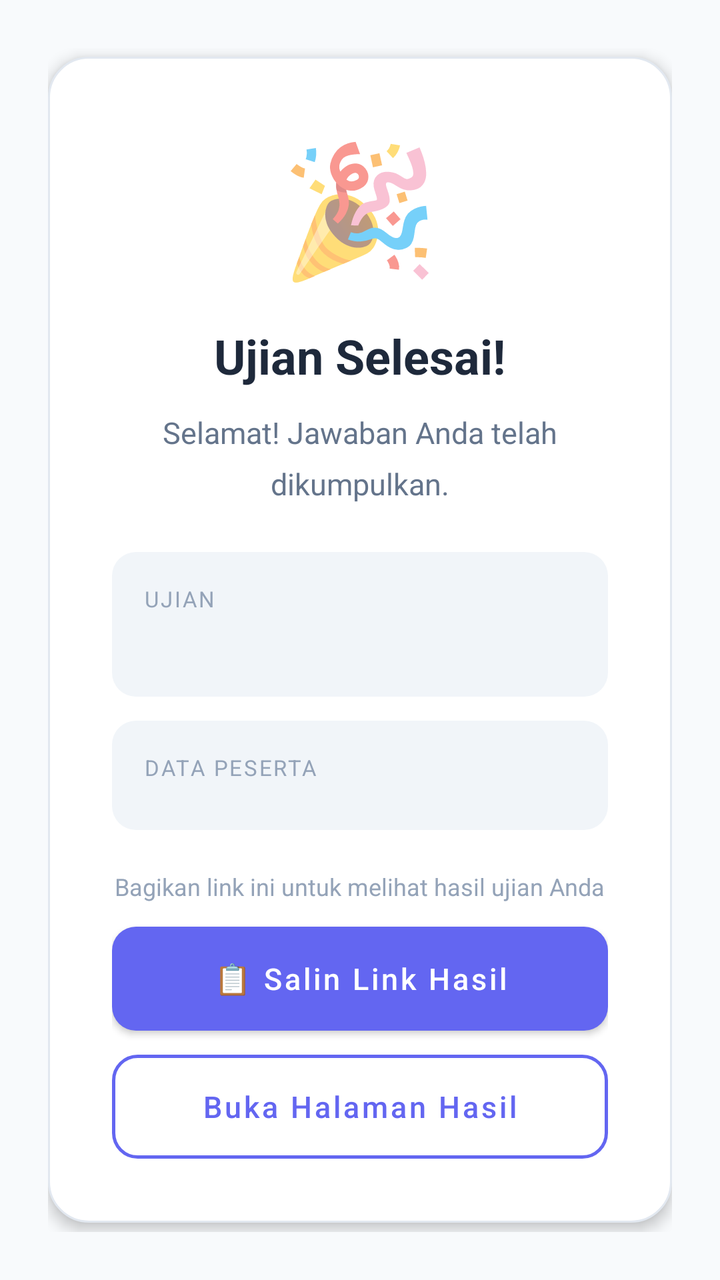
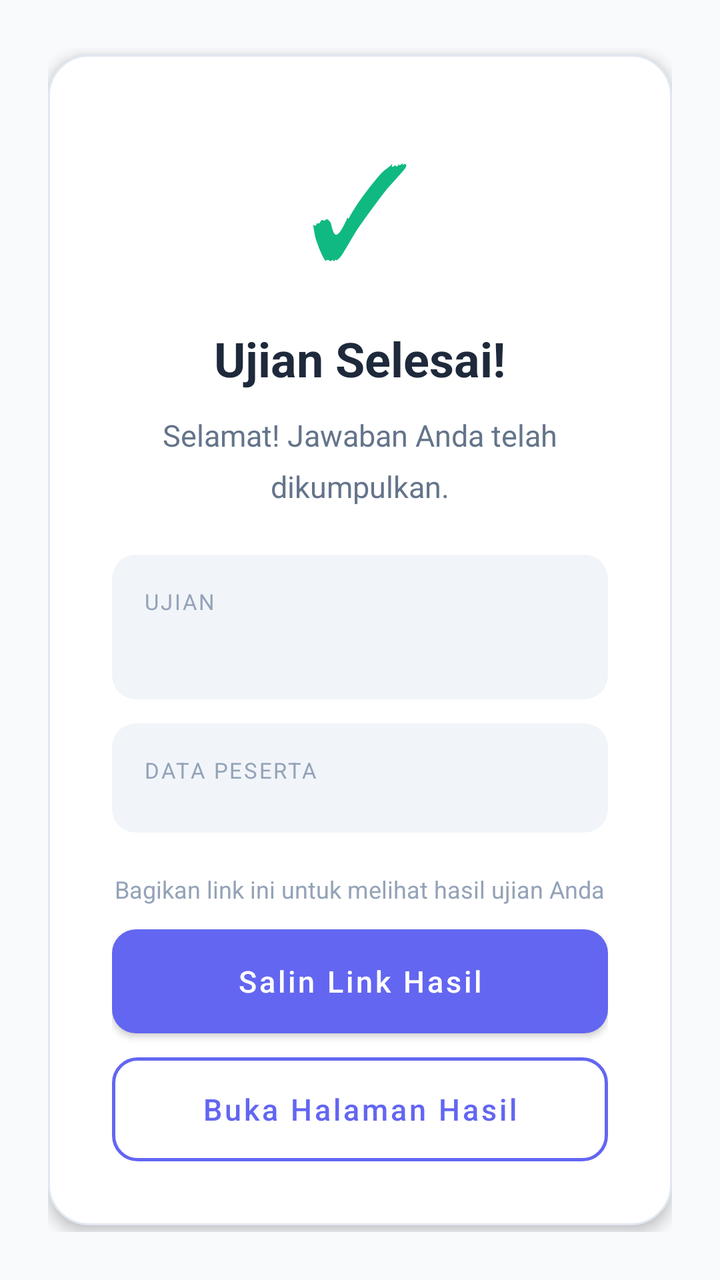

Before-and-after screenshots of an Android layout around one commit, followed by the original layout XML and the change that was made.
<!-- AndroidManifest.xml: application theme Theme.ExamVan -->
<!-- res/layout/activity_congratulations.xml -->
<?xml version="1.0" encoding="utf-8"?>
<androidx.constraintlayout.widget.ConstraintLayout
    xmlns:android="http://schemas.android.com/apk/res/android"
    xmlns:app="http://schemas.android.com/apk/res-auto"
    android:id="@+id/rootLayout"
    android:layout_width="match_parent"
    android:layout_height="match_parent"
    android:background="@color/background">

    <androidx.core.widget.NestedScrollView
        android:layout_width="0dp"
        android:layout_height="0dp"
        android:fillViewport="true"
        app:layout_constraintTop_toTopOf="parent"
        app:layout_constraintBottom_toBottomOf="parent"
        app:layout_constraintStart_toStartOf="parent"
        app:layout_constraintEnd_toEndOf="parent"
        app:layout_constraintWidth_max="440dp">

        <LinearLayout
            android:layout_width="match_parent"
            android:layout_height="wrap_content"
            android:orientation="vertical"
            android:gravity="center_horizontal"
            android:padding="24dp">

            
            <View
                android:layout_width="0dp"
                android:layout_height="0dp"
                android:layout_weight="1" />

            
            <LinearLayout
                android:layout_width="match_parent"
                android:layout_height="wrap_content"
                android:orientation="vertical"
                android:gravity="center_horizontal"
                android:background="@drawable/bg_approval_card"
                android:padding="32dp"
                android:elevation="4dp">

                
                <TextView
                    android:layout_width="wrap_content"
                    android:layout_height="wrap_content"
                    android:text="🎉"
                    android:textSize="64sp"
                    android:layout_marginBottom="16dp" />

                
                <TextView
                    android:id="@+id/tvCongratsTitle"
                    android:layout_width="wrap_content"
                    android:layout_height="wrap_content"
                    android:text="@string/congrats_title"
                    android:textSize="24sp"
                    android:textStyle="bold"
                    android:textColor="@color/on_surface"
                    android:gravity="center"
                    android:layout_marginBottom="12dp" />

                
                <TextView
                    android:id="@+id/tvCongratsMessage"
                    android:layout_width="match_parent"
                    android:layout_height="wrap_content"
                    android:text="@string/congrats_default_message"
                    android:textSize="15sp"
                    android:textColor="@color/text_secondary"
                    android:gravity="center"
                    android:lineSpacingMultiplier="1.4"
                    android:layout_marginBottom="24dp" />

                
                <LinearLayout
                    android:id="@+id/layoutExamInfo"
                    android:layout_width="match_parent"
                    android:layout_height="wrap_content"
                    android:orientation="vertical"
                    android:background="@drawable/bg_identity_badge"
                    android:padding="16dp"
                    android:layout_marginBottom="12dp">

                    <TextView
                        android:layout_width="wrap_content"
                        android:layout_height="wrap_content"
                        android:text="@string/approval_exam_label"
                        android:textSize="11sp"
                        android:textColor="@color/text_muted"
                        android:textAllCaps="true"
                        android:letterSpacing="0.08"
                        android:layout_marginBottom="4dp" />

                    <TextView
                        android:id="@+id/tvExamName"
                        android:layout_width="wrap_content"
                        android:layout_height="wrap_content"
                        android:textSize="16sp"
                        android:textStyle="bold"
                        android:textColor="@color/on_surface" />

                </LinearLayout>

                
                <LinearLayout
                    android:id="@+id/layoutIdentityInfo"
                    android:layout_width="match_parent"
                    android:layout_height="wrap_content"
                    android:orientation="vertical"
                    android:background="@drawable/bg_identity_badge"
                    android:padding="16dp"
                    android:layout_marginBottom="20dp">

                    <TextView
                        android:layout_width="wrap_content"
                        android:layout_height="wrap_content"
                        android:text="@string/approval_identity_label"
                        android:textSize="11sp"
                        android:textColor="@color/text_muted"
                        android:textAllCaps="true"
                        android:letterSpacing="0.08"
                        android:layout_marginBottom="8dp" />

                    
                    <LinearLayout
                        android:id="@+id/containerIdentityFields"
                        android:layout_width="match_parent"
                        android:layout_height="wrap_content"
                        android:orientation="vertical" />

                </LinearLayout>

                
                <TextView
                    android:id="@+id/tvResultUrlHint"
                    android:layout_width="wrap_content"
                    android:layout_height="wrap_content"
                    android:text="@string/congrats_result_url_hint"
                    android:textSize="12sp"
                    android:textColor="@color/text_muted"
                    android:gravity="center"
                    android:layout_marginBottom="12dp" />

                
                <Button
                    android:id="@+id/btnCopyLink"
                    android:layout_width="match_parent"
                    android:layout_height="52dp"
                    android:text="@string/congrats_copy_link"
                    android:textSize="15sp"
                    android:textColor="@android:color/white"
                    android:background="@drawable/btn_primary"
                    android:textAllCaps="false"
                    android:layout_marginBottom="12dp" />

                
                <Button
                    android:id="@+id/btnOpenResult"
                    android:layout_width="match_parent"
                    android:layout_height="52dp"
                    android:text="@string/congrats_open_result"
                    android:textSize="15sp"
                    android:textColor="@color/primary"
                    android:background="@drawable/btn_secondary_outlined"
                    android:textAllCaps="false" />

            </LinearLayout>

            
            <View
                android:layout_width="0dp"
                android:layout_height="0dp"
                android:layout_weight="1" />

        </LinearLayout>

    </androidx.core.widget.NestedScrollView>

</androidx.constraintlayout.widget.ConstraintLayout>
<!-- resources referenced by this layout -->
<resources>
  <color name="background">#F8FAFC</color>
  <color name="on_surface">#1E293B</color>
  <color name="primary">#6366F1</color>
  <color name="text_muted">#94A3B8</color>
  <color name="text_secondary">#64748B</color>
  <!-- drawable bg_approval_card (drawable) -->
  <?xml version="1.0" encoding="utf-8"?>
  <shape xmlns:android="http://schemas.android.com/apk/res/android"
      android:shape="rectangle">
      <solid android:color="@color/surface" />
      <corners android:radius="20dp" />
      <stroke android:width="1dp" android:color="@color/divider" />
  </shape>
  <!-- drawable bg_identity_badge (drawable) -->
  <?xml version="1.0" encoding="utf-8"?>
  <shape xmlns:android="http://schemas.android.com/apk/res/android"
      android:shape="rectangle">
      <solid android:color="#F1F5F9" />
      <corners android:radius="12dp" />
  </shape>
  <!-- drawable btn_primary (drawable) -->
  <?xml version="1.0" encoding="utf-8"?>
  <ripple xmlns:android="http://schemas.android.com/apk/res/android"
      android:color="#33FFFFFF">
      <item>
          <shape android:shape="rectangle">
              <solid android:color="@color/primary" />
              <corners android:radius="12dp" />
          </shape>
      </item>
  </ripple>
  <!-- drawable btn_secondary_outlined (drawable) -->
  <?xml version="1.0" encoding="utf-8"?>
  <ripple xmlns:android="http://schemas.android.com/apk/res/android"
      android:color="#336366F1">
      <item>
          <shape android:shape="rectangle">
              <solid android:color="@android:color/transparent" />
              <corners android:radius="12dp" />
              <stroke android:width="1.5dp" android:color="@color/primary" />
          </shape>
      </item>
  </ripple>
  <string name="approval_exam_label">Ujian</string>
  <string name="approval_identity_label">Data Peserta</string>
  <string name="congrats_copy_link">📋 Salin Link Hasil</string>
  <string name="congrats_default_message">Selamat! Jawaban Anda telah dikumpulkan.</string>
  <string name="congrats_open_result">Buka Halaman Hasil</string>
  <string name="congrats_result_url_hint">Bagikan link ini untuk melihat hasil ujian Anda</string>
  <string name="congrats_title">Ujian Selesai!</string>
  <style name="Theme.ExamVan" parent="Theme.MaterialComponents.DayNight.NoActionBar">
          <item name="colorPrimary">@color/primary</item>
          <item name="colorPrimaryDark">@color/primary_dark</item>
          <item name="colorPrimaryVariant">@color/primary_variant</item>
          <item name="colorOnPrimary">@color/on_primary</item>
          <item name="android:colorBackground">@color/background</item>
          <item name="colorSurface">@color/surface</item>
          <item name="colorOnSurface">@color/on_surface</item>
          <item name="colorSecondary">@color/primary_dark</item>
          <item name="colorOnSecondary">@color/on_primary</item>
          <item name="colorError">@color/danger</item>
          <item name="colorOnError">@color/on_primary</item>
          <item name="colorOnBackground">@color/on_background</item>
          
          <item name="android:statusBarColor">@color/background</item>
          <item name="android:navigationBarColor">@color/background</item>
          
          <item name="android:windowLightStatusBar">true</item>
          <item name="android:windowLightNavigationBar">true</item>
      </style>
  <color name="surface">#FFFFFF</color>
  <color name="divider">#E2E8F0</color>
  <color name="primary_dark">#4F46E5</color>
  <color name="primary_variant">#8B5CF6</color>
  <color name="on_primary">#FFFFFF</color>
  <color name="danger">#EF4444</color>
  <color name="on_background">#0F172A</color>
</resources>

<!-- the commit's change to res/layout/activity_congratulations.xml (unified diff, before → after) -->
@@ -44,8 +44,9 @@
                 <TextView
                     android:layout_width="wrap_content"
                     android:layout_height="wrap_content"
-                    android:text="🎉"
+                    android:text="✓"
                     android:textSize="64sp"
+                    android:textColor="@color/success"
                     android:layout_marginBottom="16dp" />
 
                 
<!-- resource entries referenced after the edit -->
@@ -3,6 +3,7 @@
   <color name="background">#F8FAFC</color>
   <color name="on_surface">#1E293B</color>
   <color name="primary">#6366F1</color>
+  <color name="success">#10B981</color>
   <color name="text_muted">#94A3B8</color>
   <color name="text_secondary">#64748B</color>
   <!-- drawable bg_approval_card (drawable) -->
@@ -45,7 +46,7 @@
   </ripple>
   <string name="approval_exam_label">Ujian</string>
   <string name="approval_identity_label">Data Peserta</string>
-  <string name="congrats_copy_link">📋 Salin Link Hasil</string>
+  <string name="congrats_copy_link">Salin Link Hasil</string>
   <string name="congrats_default_message">Selamat! Jawaban Anda telah dikumpulkan.</string>
   <string name="congrats_open_result">Buka Halaman Hasil</string>
   <string name="congrats_result_url_hint">Bagikan link ini untuk melihat hasil ujian Anda</string>
